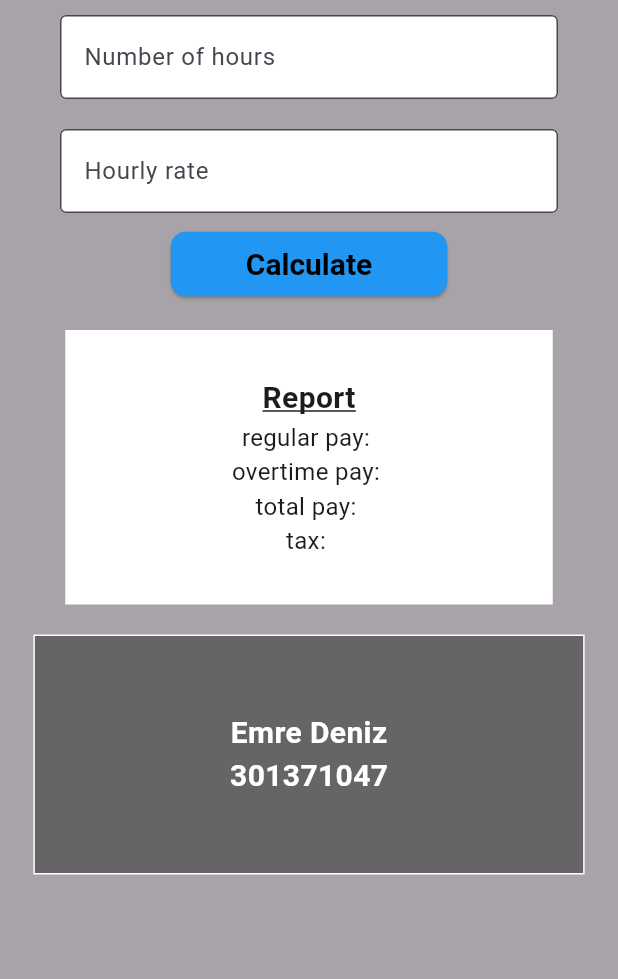
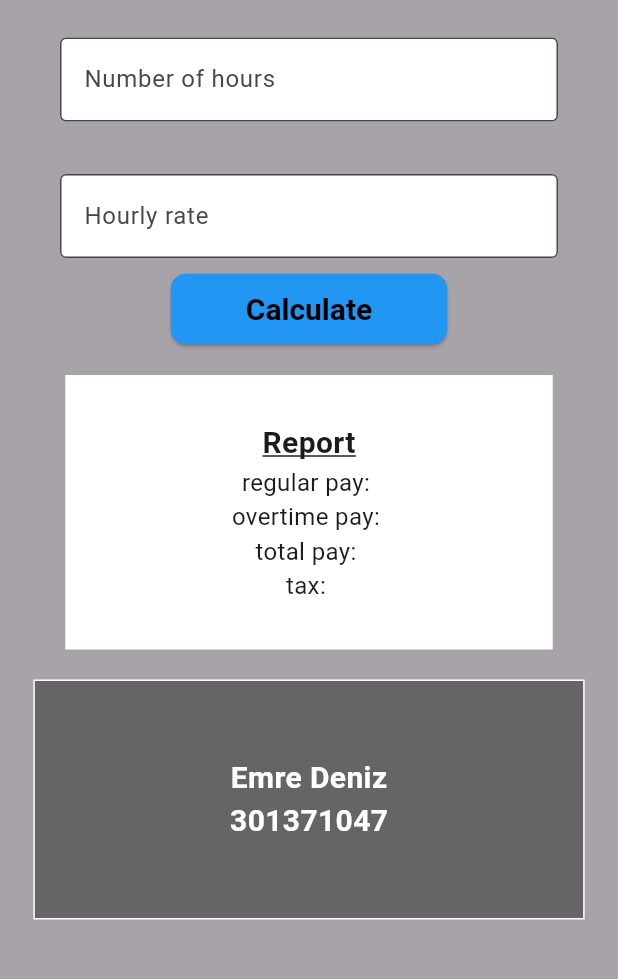
Before and after one commit to EmreDenizz/Flutter-Pay-Calculator, a Flutter app: the screen it shows after launch, on a phone screen of 412 x 824 dp, the part 84-1063 px from its top. Run offline on Flutter 3.47's test engine with Material 3 defaults, Android fonts, the phone set to English and light mode, and no system bars.

Commit message:
Style changes

```diff
--- a/lib/main.dart
+++ b/lib/main.dart
@@ -54,7 +54,7 @@ class MyFormState extends State<MyForm> {
                 // Text input: "Number of hours"
                 Padding(
                   padding:
-                      const EdgeInsets.symmetric(horizontal: 40, vertical: 10),
+                      const EdgeInsets.symmetric(horizontal: 40, vertical: 25),
                   child: TextFormField(
                     controller: numberOfHours,
                     keyboardType: TextInputType.number,
@@ -139,7 +139,7 @@ class MyFormState extends State<MyForm> {
                           backgroundColor: Colors.blue,
                           foregroundColor: Colors.black,
                           padding: const EdgeInsets.symmetric(
-                              horizontal: 50, vertical: 10),
+                              horizontal: 50, vertical: 12),
                           shape: RoundedRectangleBorder(
                             borderRadius: BorderRadius.circular(10.0),
                           ),
```
